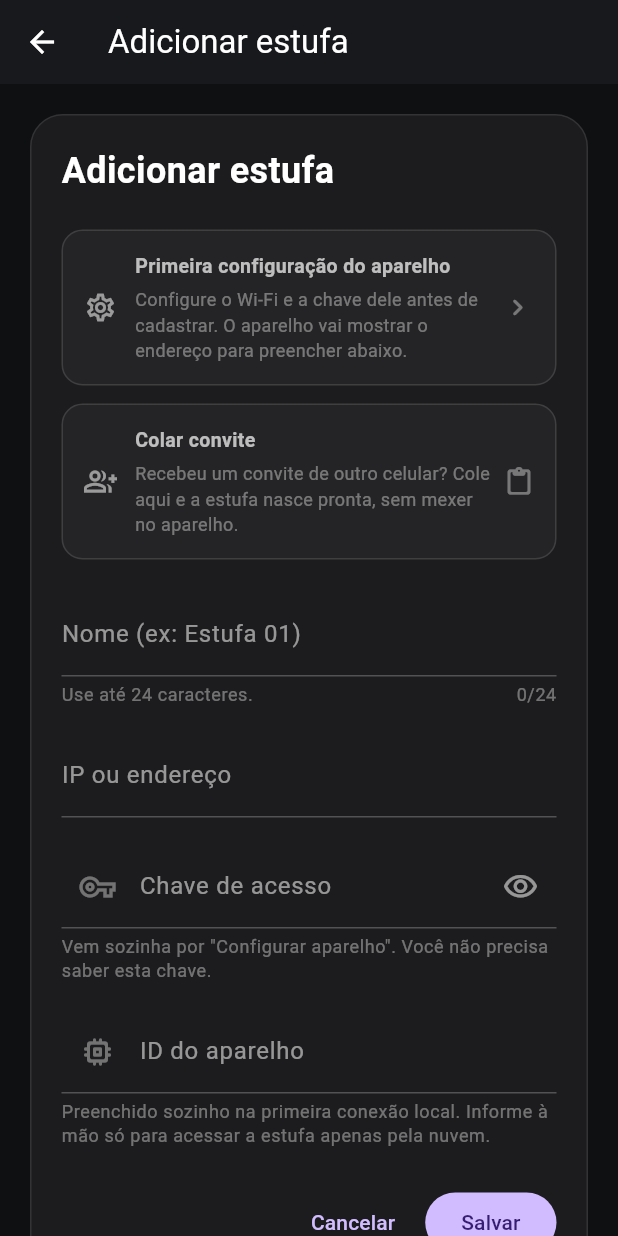
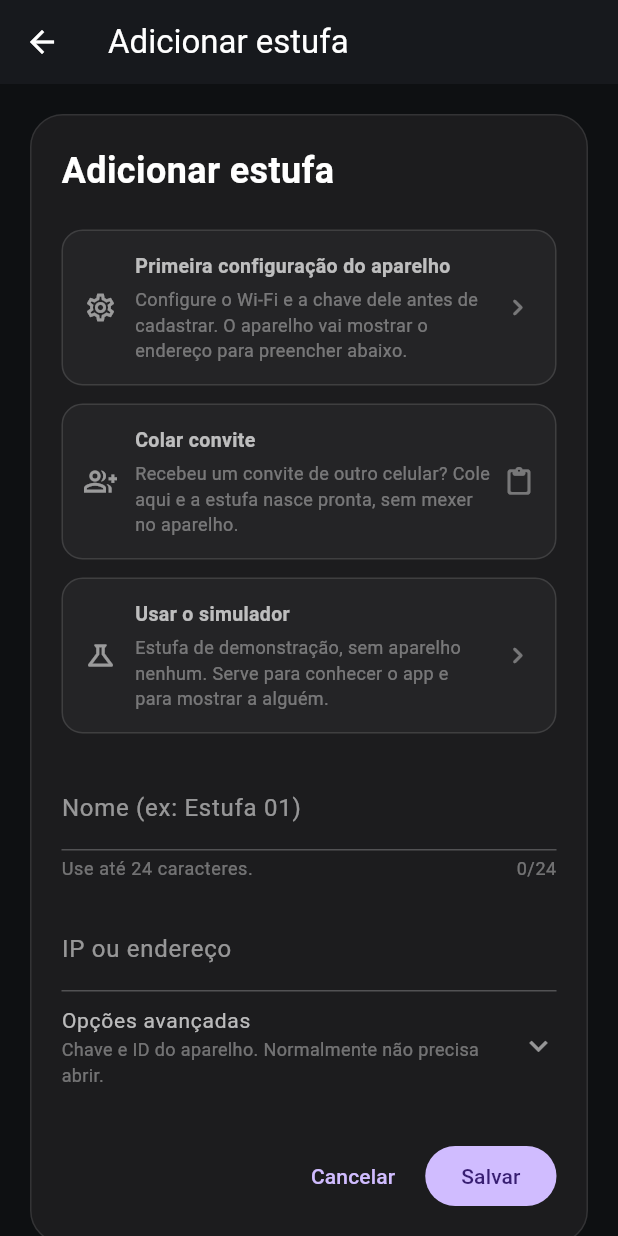
Before and after one commit to Alox01/sentinela-smart, a Flutter app: the EstufaFormScreen screen opened directly, on a phone screen of 412 x 824 dp. Run offline on Flutter 3.47's test engine with Material 3 defaults, Android fonts, the phone set to English and light mode, and no system bars; our stand-ins replace app_links, file_picker, firebase_core, firebase_messaging, fl_chart, flutter_local_notifications and 7 more; missing offline and left inert: dart:html, dart:js_interop; accounts and stored records are empty; generated files the repository leaves out were written again.

Commit message:
Put the key and the device id out of the way, and offer the simulator directly
Neither belongs to the grower. The key comes from the device and he was told he
need not see it; the id fills itself on the first local connection. Showing both
invited him to look after things that are not his, and worse, to invent values -
an invented key makes the device refuse commands later, far from the screen where
it was typed.

They move behind an advanced section rather than disappearing, because one real
case needs them: a greenhouse that lives only in the cloud has no device to teach
it an id.

That case now has a button instead. The simulator is a demonstration with no
hardware anywhere, so it can be filled in with one tap rather than by
remembering an identifier. The address it gets resolves nowhere on purpose -
this greenhouse exists in the cloud, and it is the id that makes it work.

The tests that read the visible fields now open the section before looking, which
also records where those fields went. They needed a taller window to reach it:
at the default height the section sits off screen and a tap finds nothing.

```diff
--- a/estufa_app/lib/screens/estufa_form_screen.dart
+++ b/estufa_app/lib/screens/estufa_form_screen.dart
@@ -451,6 +451,8 @@ class _EstufaFormScreenState extends State<EstufaFormScreen> {
                       // O segundo caminho para a mesma estufa: quem ja tem
                       // acesso delega, sem tocar no aparelho.
                       _buildAtalhoConvite(),
+                      const SizedBox(height: 12),
+                      _buildAtalhoSimulador(),
                       const SizedBox(height: 22),
                     ],
                     if (_usarEntradaNativaWeb)
@@ -606,6 +608,78 @@ class _EstufaFormScreenState extends State<EstufaFormScreen> {
     }
   }
 
+  /// O simulador nao tem aparelho, e por isso nao tem como ensinar o proprio id.
+  ///
+  /// Era o unico motivo de o campo de id existir na vista normal: sem ele, quem
+  /// perdesse a estufa do simulador nao teria como cadastra-la de novo. Um botao
+  /// que preenche resolve o caso real sem cobrar do produtor decorar
+  /// `ESP32_REALISTIC_V2`.
+  Widget _buildAtalhoSimulador() {
+    return InkWell(
+      borderRadius: BorderRadius.circular(14),
+      onTap: _usarSimulador,
+      child: Container(
+        padding: const EdgeInsets.all(14),
+        decoration: BoxDecoration(
+          color: Colors.white.withValues(alpha: 0.035),
+          borderRadius: BorderRadius.circular(14),
+          border: Border.all(color: Colors.white12),
+        ),
+        child: const Row(
+          children: [
+            Icon(Icons.science_outlined, color: Colors.white54, size: 22),
+            SizedBox(width: 12),
+            Expanded(
+              child: Column(
+                crossAxisAlignment: CrossAxisAlignment.start,
+                children: [
+                  Text(
+                    'Usar o simulador',
+                    style: TextStyle(
+                      color: Colors.white70,
+                      fontSize: 13,
+                      fontWeight: FontWeight.w700,
+                    ),
+                  ),
+                  SizedBox(height: 4),
+                  Text(
+                    'Estufa de demonstração, sem aparelho nenhum. Serve para '
+                    'conhecer o app e para mostrar a alguém.',
+                    style: TextStyle(color: Colors.white38, fontSize: 12),
+                  ),
+                ],
+              ),
+            ),
+            SizedBox(width: 8),
+            Icon(Icons.chevron_right_rounded, color: Colors.white38, size: 22),
+          ],
+        ),
+      ),
+    );
+  }
+
+  void _usarSimulador() {
+    setState(() {
+      if (_nomeController.text.trim().isEmpty) {
+        _nomeController.text = 'Simulador';
+      }
+      // Endereco que nao resolve em rede nenhuma, de proposito: esta estufa vive
+      // so na nuvem, e o app cai para NUVEM sozinho quando o local falha. O que
+      // faz ela funcionar e o id, nao o endereco.
+      _ipController.text = 'simulador';
+      _idHardwareController.text = 'ESP32_REALISTIC_V2';
+    });
+    ScaffoldMessenger.of(context).showSnackBar(
+      const SnackBar(
+        content: Text(
+          'Preenchido. Se o simulador não aparecer depois de salvar, informe a '
+          'chave em "Opções avançadas".',
+        ),
+        duration: Duration(seconds: 6),
+      ),
+    );
+  }
+
   Widget _buildAtalhoConfigurar() {
     return InkWell(
       borderRadius: BorderRadius.circular(14),
@@ -666,11 +740,48 @@ class _EstufaFormScreenState extends State<EstufaFormScreen> {
         _buildNomeField(),
         const SizedBox(height: 18),
         _buildIpField(),
-        const SizedBox(height: 18),
-        _buildChaveField(),
-        const SizedBox(height: 18),
-        _buildIdHardwareField(),
+        // Chave e id saem da vista normal: nenhum dos dois e assunto do
+        // produtor. A chave vem do aparelho e ele nao deve precisar ve-la; o id
+        // o aparelho preenche sozinho na primeira conexao local. Mostrar os dois
+        // convidava a cuidar de coisa que nao e dele — e a inventar valor, que
+        // faz o aparelho recusar comando depois, longe daqui.
+        //
+        // Continuam alcancaveis, porque ha um caso real que precisa deles: uma
+        // estufa que vive so na nuvem (o simulador) nao tem aparelho para
+        // ensinar o id.
+        _buildAvancado(),
       ],
+    );
+  }
+
+  Widget _buildAvancado() {
+    // Material transparente por baixo: o cartao do formulario ja tem fundo
+    // proprio, e sem um Material entre os dois o Flutter avisa que o toque do
+    // ExpansionTile ficaria invisivel — e trata isso como erro em teste.
+    return Material(
+      type: MaterialType.transparency,
+      child: Theme(
+      data: Theme.of(context).copyWith(dividerColor: Colors.transparent),
+      child: ExpansionTile(
+        tilePadding: EdgeInsets.zero,
+        title: const Text(
+          'Opções avançadas',
+          style: TextStyle(color: Colors.white70, fontSize: 14),
+        ),
+        subtitle: const Text(
+          'Chave e ID do aparelho. Normalmente não precisa abrir.',
+          style: TextStyle(color: Colors.white38, fontSize: 12),
+        ),
+        iconColor: Colors.white54,
+        collapsedIconColor: Colors.white54,
+        childrenPadding: const EdgeInsets.only(top: 8),
+        children: [
+            _buildChaveField(),
+            const SizedBox(height: 18),
+            _buildIdHardwareField(),
+          ],
+        ),
+      ),
     );
   }
 
```
Also changed, not shown: 2 other files.
